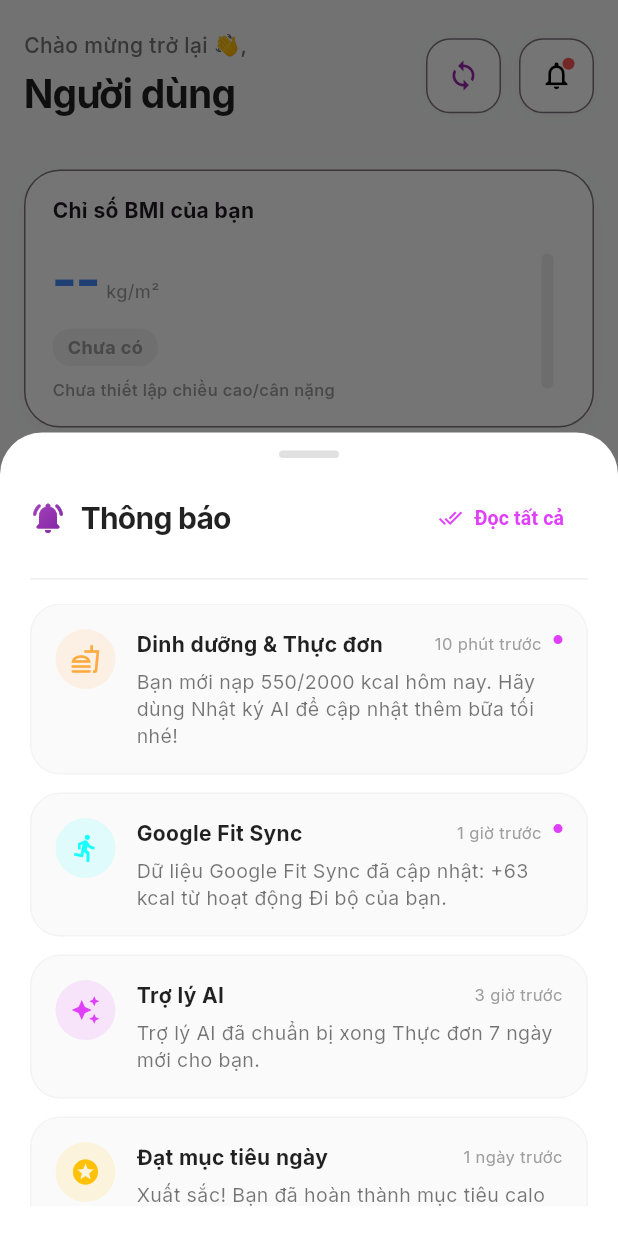
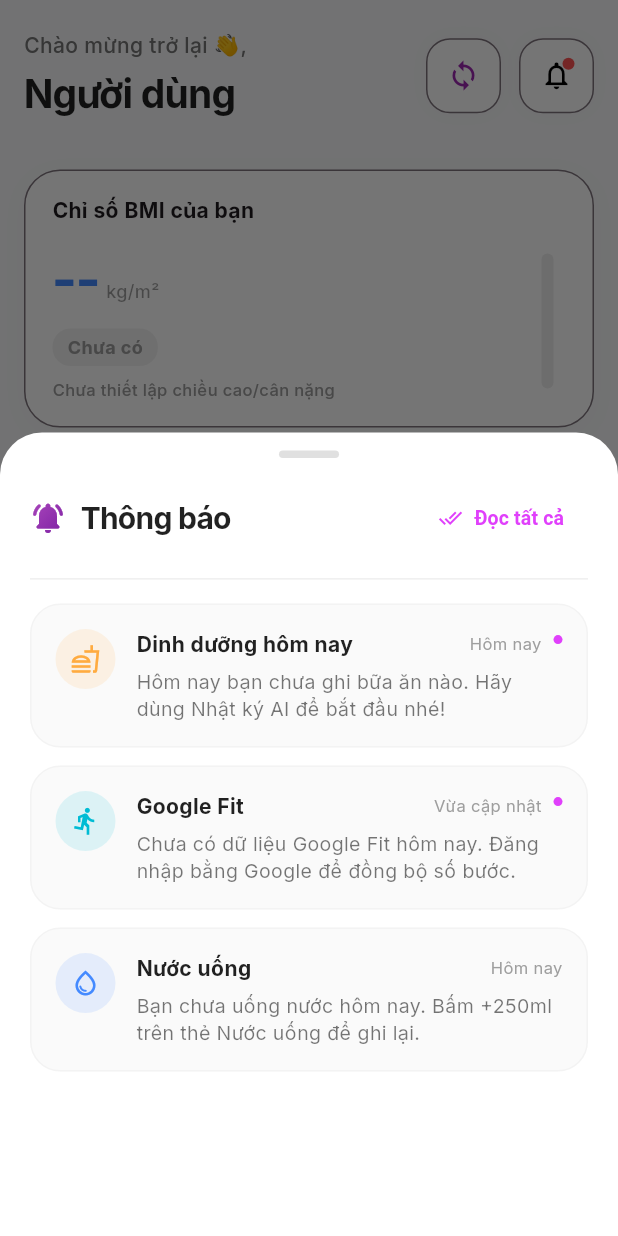
Before and after one commit to TrucNguyen1410/calories-prediction-app, a Flutter app: the HomeScreen screen opened directly, after a tap on the "notifications none" icon, on a phone screen of 412 x 824 dp. Run offline on Flutter 3.47's test engine with Material 3 defaults, Android fonts, the phone set to English and light mode, and no system bars; our stand-ins replace fl_chart, flutter_riverpod, font_awesome_flutter, google_fonts, google_sign_in, image_picker and 2 more; missing offline and left inert: tutorial_coach_mark; accounts and stored records are empty; network calls fail.

Commit message:
fix: notifications now reflect real data (consistent with dashboard/history)
The notification list was fully hardcoded (e.g. "Google Fit +63 kcal",
"550/2000"), contradicting real data shown elsewhere (+0 kcal in history).
Generate notifications from live HealthState: today's intake vs personalized
target, real Google Fit steps + burned kcal, water progress, goal-reached,
and logging streak.

Co-Authored-By: Claude Opus 4.8 (1M context) <noreply@anthropic.com>

```diff
--- a/lib/screens/home_screen.dart
+++ b/lib/screens/home_screen.dart
@@ -1730,48 +1730,85 @@ class _HomeScreenState extends ConsumerState<HomeScreen> {
       builder: (context) {
         return StatefulBuilder(
           builder: (context, setSheetState) {
-            final notifications = [
-              {
-                'type': 'Dinh dưỡng',
-                'title': 'Dinh dưỡng & Thực đơn',
-                'message': 'Bạn mới nạp 550/2000 kcal hôm nay. Hãy dùng Nhật ký AI để cập nhật thêm bữa tối nhé!',
-                'time': '10 phút trước',
-                'icon': Icons.fastfood_outlined,
-                'color': Colors.orangeAccent,
-              },
-              {
-                'type': 'Tập luyện',
-                'title': 'Google Fit Sync',
-                'message': 'Dữ liệu Google Fit Sync đã cập nhật: +63 kcal từ hoạt động Đi bộ của bạn.',
-                'time': '1 giờ trước',
-                'icon': Icons.directions_run,
-                'color': Colors.cyanAccent,
-              },
-              {
-                'type': 'Hệ thống',
-                'title': 'Trợ lý AI',
-                'message': 'Trợ lý AI đã chuẩn bị xong Thực đơn 7 ngày mới cho bạn.',
-                'time': '3 giờ trước',
-                'icon': Icons.auto_awesome,
-                'color': Colors.purpleAccent,
-              },
-              {
-                'type': 'Đạt mục tiêu',
+            // Thông báo sinh động TỪ DỮ LIỆU THẬT để đồng nhất với dashboard
+            final health = ref.read(healthProvider);
+            final intake = health.todayIntake;
+            final target = health.dailyCalorieTarget;
+            final burned = health.todayBurned;
+            final steps = health.todaySteps;
+            final water = health.todayWaterMl;
+            final waterTarget = health.waterTargetMl;
+
+            // Chuỗi ngày ghi nhật ký liên tục (tính đến hôm nay)
+            int streak = 0;
+            for (int i = health.weeklyIntake.length - 1; i >= 0; i--) {
+              if (health.weeklyIntake[i] > 0) {
+                streak++;
+              } else {
+                break;
+              }
+            }
+
+            final notifications = <Map<String, dynamic>>[];
+
+            // 1) Dinh dưỡng hôm nay
+            notifications.add({
+              'title': 'Dinh dưỡng hôm nay',
+              'message': intake > 0
+                  ? 'Bạn đã nạp ${intake.toInt()}/${target.toInt()} kcal hôm nay.' +
+                      (intake < target
+                          ? ' Còn ${(target - intake).toInt()} kcal để đạt mục tiêu.'
+                          : ' Bạn đã đạt/vượt mục tiêu!')
+                  : 'Hôm nay bạn chưa ghi bữa ăn nào. Hãy dùng Nhật ký AI để bắt đầu nhé!',
+              'time': 'Hôm nay',
+              'icon': Icons.fastfood_outlined,
+              'color': Colors.orangeAccent,
+            });
+
+            // 2) Google Fit (số liệu thật)
+            notifications.add({
+              'title': 'Google Fit',
+              'message': (steps > 0 || burned > 0)
+                  ? 'Đã đồng bộ: ${steps.toInt()} bước • ${burned.toInt()} kcal đã đốt hôm nay.'
+                  : 'Chưa có dữ liệu Google Fit hôm nay. Đăng nhập bằng Google để đồng bộ số bước.',
+              'time': 'Vừa cập nhật',
+              'icon': Icons.directions_run,
+              'color': Colors.cyan,
+            });
+
+            // 3) Nước uống
+            notifications.add({
+              'title': 'Nước uống',
+              'message': water > 0
+                  ? 'Bạn đã uống ${(water / 1000).toStringAsFixed(1)}L / ${(waterTarget / 1000).toStringAsFixed(1)}L hôm nay.' +
+                      (water < waterTarget ? ' Uống thêm để đạt mục tiêu nhé!' : ' Tuyệt vời, đã đủ nước!')
+                  : 'Bạn chưa uống nước hôm nay. Bấm +250ml trên thẻ Nước uống để ghi lại.',
+              'time': 'Hôm nay',
+              'icon': Icons.water_drop_outlined,
+              'color': Colors.blueAccent,
+            });
+
+            // 4) Đạt mục tiêu calo (khi nạp sát mục tiêu)
+            if (target > 0 && intake >= target * 0.9 && intake <= target * 1.1) {
+              notifications.add({
                 'title': 'Đạt mục tiêu ngày',
-                'message': 'Xuất sắc! Bạn đã hoàn thành mục tiêu calo hôm nay với chỉ số dinh dưỡng vô cùng cân đối 🌟.',
-                'time': '1 ngày trước',
+                'message': 'Xuất sắc! Lượng calo nạp hôm nay rất sát mục tiêu của bạn 🌟.',
+                'time': 'Hôm nay',
                 'icon': Icons.stars,
                 'color': Colors.amber,
-              },
-              {
-                'type': 'Streak',
+              });
+            }
+
+            // 5) Chuỗi ngày (streak) khi >= 2 ngày
+            if (streak >= 2) {
+              notifications.add({
                 'title': 'Giữ vững phong độ',
-                'message': 'Bạn đã duy trì nhật ký ăn uống liên tục 3 ngày rồi! Cố gắng giữ vững phong độ cùng HealthAI nhé 💪.',
-                'time': '2 ngày trước',
+                'message': 'Bạn đã ghi nhật ký ăn uống $streak ngày liên tục! Cố gắng duy trì nhé 💪.',
+                'time': 'Chuỗi ngày',
                 'icon': Icons.local_fire_department,
                 'color': Colors.redAccent,
-              },
-            ];
+              });
+            }
 
             return DraggableScrollableSheet(
               initialChildSize: 0.65,
```
